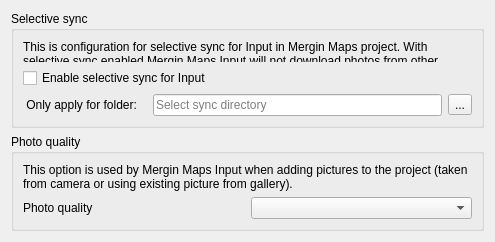
The window that Mergin/ui/ui_project_config.ui (MerginMaps/qgis-plugin) describes before a commit, drawn with Qt 5.
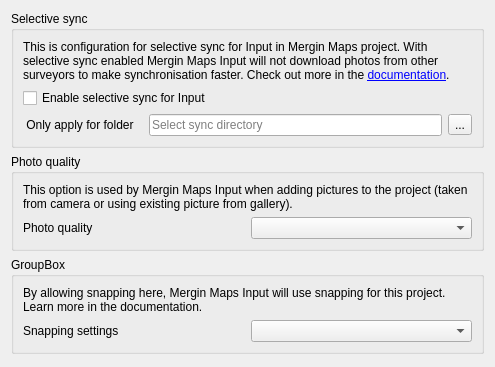
The same window after the commit.

Commit message: ui for configuring snapping

What changed in the file:
```diff
--- a/Mergin/ui/ui_project_config.ui
+++ b/Mergin/ui/ui_project_config.ui
@@ -10,7 +10,7 @@
     <x>0</x>
     <y>0</y>
     <width>495</width>
-    <height>242</height>
+    <height>367</height>
    </rect>
   </property>
   <property name="windowTitle">
@@ -65,7 +65,7 @@
       <item row="3" column="0">
        <widget class="QLabel" name="label_sync_dir">
         <property name="text">
-         <string> Only apply for folder: </string>
+         <string> Only apply for folder </string>
         </property>
        </widget>
       </item>
@@ -82,6 +82,19 @@
      </layout>
     </widget>
    </item>
+   <item row="3" column="0" colspan="2">
+    <spacer name="verticalSpacer">
+     <property name="orientation">
+      <enum>Qt::Vertical</enum>
+     </property>
+     <property name="sizeHint" stdset="0">
+      <size>
+       <width>20</width>
+       <height>40</height>
+      </size>
+     </property>
+    </spacer>
+   </item>
    <item row="1" column="0" colspan="2">
     <widget class="QGroupBox" name="photo_quality_groupbox">
      <property name="title">
@@ -115,17 +128,33 @@
     </widget>
    </item>
    <item row="2" column="0" colspan="2">
-    <spacer name="verticalSpacer">
-     <property name="orientation">
-      <enum>Qt::Vertical</enum>
+    <widget class="QGroupBox" name="snapping_group_box">
+     <property name="title">
+      <string>GroupBox</string>
      </property>
-     <property name="sizeHint" stdset="0">
-      <size>
-       <width>20</width>
-       <height>40</height>
-      </size>
-     </property>
-    </spacer>
+     <layout class="QGridLayout" name="gridLayout_4">
+      <item row="1" column="1">
+       <widget class="QComboBox" name="cmb_snapping_mode"/>
+      </item>
+      <item row="1" column="0">
+       <widget class="QLabel" name="label_5">
+        <property name="text">
+         <string>Snapping settings</string>
+        </property>
+       </widget>
+      </item>
+      <item row="0" column="0" colspan="2">
+       <widget class="QLabel" name="label_4">
+        <property name="text">
+         <string>By allowing snapping here, Mergin Maps Input will use snapping for this project. Learn more in the documentation.</string>
+        </property>
+        <property name="wordWrap">
+         <bool>true</bool>
+        </property>
+       </widget>
+      </item>
+     </layout>
+    </widget>
    </item>
   </layout>
  </widget>
```
The commit also changes 1 other file.
